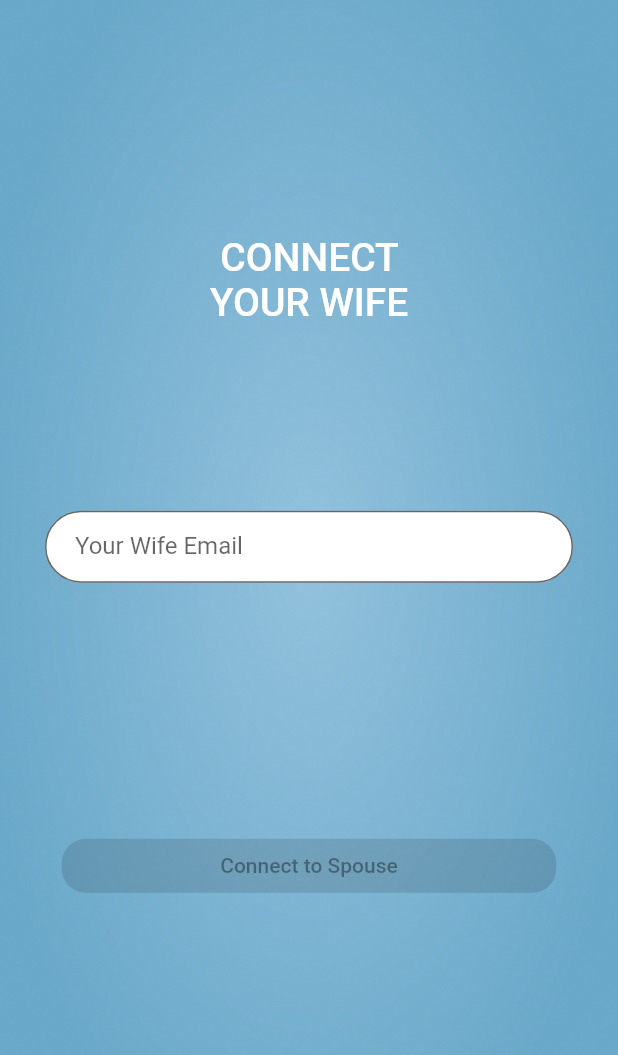
After one commit to tcr123/MyOhanaCare, a Flutter app: the ConnectSpouse screen opened directly, on a phone screen of 412 x 824 dp. The commit adds this screen. Shown: the top 1055 px of the screen. Run offline on Flutter 3.47's test engine with Material 2 defaults, Android fonts, the phone set to English and light mode, and no system bars; our stand-ins replace flutter_easyloading; accounts and stored records are empty; project files that could hold a hidden picture were left out.

Commit message:
connect to spouse

```diff
--- a/lib/model/user.dart
+++ b/lib/model/user.dart
@@ -3,7 +3,6 @@ import 'package:flutter/rendering.dart';
 class User {
   String id;
   String email;
-  String password;
   String name;
   String role;
   int age;
@@ -14,7 +13,6 @@ class User {
   User ({
     required this.id,
     required this.email,
-    required this.password,
     required this.name,
     required this.role,
     required this.age,
--- a/lib/provider/auth_provider.dart
+++ b/lib/provider/auth_provider.dart
@@ -14,6 +14,43 @@ class AuthProvider extends ChangeNotifier {
   }
 
   User get userData => getUserData;
+
+  Future<User?> connectYourSpouse(String email, String token) async {
+    try {
+      var url = Uri.parse('https://sticheapi.vercel.app/api/link');
+      var response = await http.post(url,
+        headers: {
+          'Content-Type': 'application/json',
+          "Authorization": "Bearer $token"
+        },
+        body: jsonEncode({
+          'email': email
+        }));
+      var jsonResponse = jsonDecode(response.body);
+      print(jsonResponse);
+
+      if(jsonResponse['message']=="200 success"){
+        return User(
+          id: jsonResponse['spouse']['id'],
+          email: jsonResponse['spouse']['email'],
+          name: jsonResponse['spouse']['name'],
+          role: jsonResponse['spouse']['role'],
+          age: jsonResponse['spouse']['age'],
+          married: jsonResponse['spouse']['married'],
+          children: jsonResponse['spouse']['children'],
+          menstrual: jsonResponse['spouse']['menstrual']
+        );
+      }
+      else if (jsonResponse["message"] == "403 invalid") {
+        return null;
+      }
+      else {
+        return null;
+      }
+    } catch (error) {
+      return null;
+    }
+  }
 
   Future<String> signInHandler(String email, String password) async {
     try {
@@ -32,7 +69,6 @@ class AuthProvider extends ChangeNotifier {
         user = User(
           id: jsonResponse['token'],
           email: jsonResponse['user']['email'],
-          password: jsonResponse['user']['password'],
           name: jsonResponse['user']['name'],
           role: jsonResponse['user']['role'],
           age: jsonResponse['user']['age'],
@@ -79,7 +115,6 @@ class AuthProvider extends ChangeNotifier {
         user = User(
           id: jsonResponse["token"],
           email: signUpUser.email,
-          password: signUpUser.password,
           name: signUpUser.name,
           role: signUpUser.role,
           age: signUpUser.age,
--- /dev/null
+++ b/lib/screen/auth/connect_spouse.dart
@@ -0,0 +1,125 @@
+import 'package:flutter/material.dart';
+import 'package:flutter_easyloading/flutter_easyloading.dart';
+import 'package:ohana_care/screen/auth/connect_spouse_successful.dart';
+import 'package:ohana_care/screen/auth/sign_in.dart';
+import 'package:ohana_care/widget/input_field.dart';
+import 'package:provider/provider.dart';
+
+import '../../provider/auth_provider.dart';
+
+class ConnectSpouse extends StatefulWidget {
+  const ConnectSpouse({super.key});
+
+  @override
+  State<ConnectSpouse> createState() => _ConnectSpouseState();
+}
+
+class _ConnectSpouseState extends State<ConnectSpouse> {
+  String email = "";
+  final _formKey = GlobalKey<FormState>();
+
+  @override
+  Widget build(BuildContext context) {
+    final authProvider = Provider.of<AuthProvider>(context, listen: false);
+
+    return Scaffold(
+      body: SafeArea(
+        child: SingleChildScrollView(
+          child: Container(
+            width: MediaQuery.of(context).size.width,
+            height: MediaQuery.of(context).size.height,
+            decoration: const BoxDecoration(
+              image: DecorationImage(
+                image: AssetImage('assets/loading_page.png'),
+                fit: BoxFit.fill
+              )
+            ),
+            child: Column(
+              mainAxisAlignment: MainAxisAlignment.center,
+              children: [
+                SizedBox(
+                  width: MediaQuery.of(context).size.width * 0.4,
+                  child: const Text(
+                    'CONNECT YOUR WIFE',
+                    textAlign: TextAlign.center,
+                    style: TextStyle(
+                      color: Colors.white,
+                      fontSize: 26,
+                      fontWeight: FontWeight.w500
+                    )
+                  )
+                ),
+                SizedBox(height: MediaQuery.of(context).size.height * 0.15),
+                Form(
+                  key: _formKey,
+                  child: Column(
+                    children: [
+                      InputField(
+                        hide: false,
+                        hintText: "Your Wife Email",
+                        onChanged: (value) {
+                          email = value;
+                        },
+                        validator: (value) {
+                          if (value == "" || value == null) {
+                            return "Email cannot be empty";
+                          }
+                          if (!value.contains("@")) {
+                            return "Invalid email";
+                          } else {
+                            return null;
+                          }
+                        },
+                      ),
+                    ]
+                  ),
+                ),
+                SizedBox(height: MediaQuery.of(context).size.height * 0.20),
+                Column(
+                  children: [
+                    SizedBox(
+                      width: MediaQuery.of(context).size.width * 0.8,
+                      child: ElevatedButton(
+                        style: ElevatedButton.styleFrom(
+                          primary: Colors.black,
+                          shape: RoundedRectangleBorder(borderRadius: BorderRadius.circular(16))
+                        ),
+                        onPressed: _formKey.currentState == null || !_formKey.currentState!.validate() ? null : () {
+                          FocusScope.of(context).unfocus();
+                          EasyLoading.show(status: "Connect Your Spouse......");
+                          authProvider.connectYourSpouse(email, authProvider.getUserData.id).then((value) {
+                            EasyLoading.dismiss();
+                            if (value != null) {
+                              Navigator.popUntil(context, (route) => false);
+                              Navigator.push(context, MaterialPageRoute(builder: (context) => ConnectSpouseSuccessful(wife: value)));
+                            } else {
+                              showDialog<String>(
+                                context: context,
+                                builder: (BuildContext context) => AlertDialog(
+                                  title: const Text('Connect Failed'),
+                                  content: const Text('User Not Found'),
+                                  actions: <Widget>[
+                                    TextButton(
+                                      onPressed: () => Navigator.pop(context, 'OK'),
+                                      child: const Text('OK'),
+                                    ),
+                                  ],
+                                ),
+                              );
+                            }
+                          });
+                        },
+                        child: const Text("Connect to Spouse"),
+                      ),
+                    ),
+                  ],
+                ),
+                SizedBox(height: MediaQuery.of(context).size.height * 0.08),
+              ],
+            ),
+          ),
+        ),
+      ),
+    );
+  }
+}
```
Also changed, not shown: lib/screen/auth/connect_spouse_successful.dart (added, +121 -0 lines), lib/screen/auth/register_successful.dart (+6 -6 lines).
